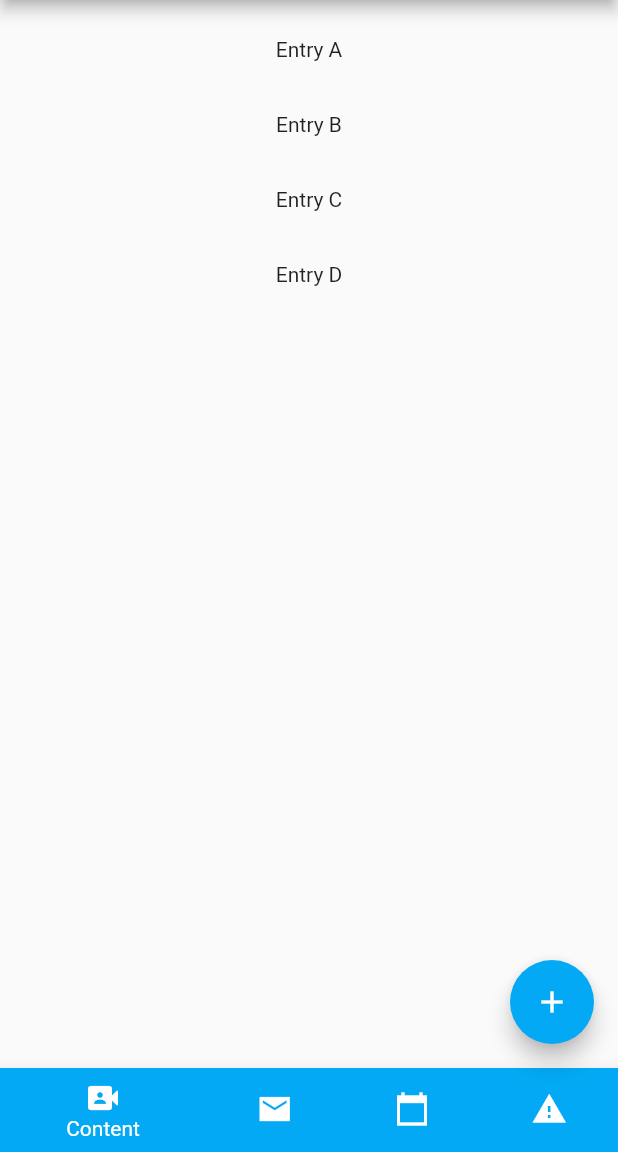
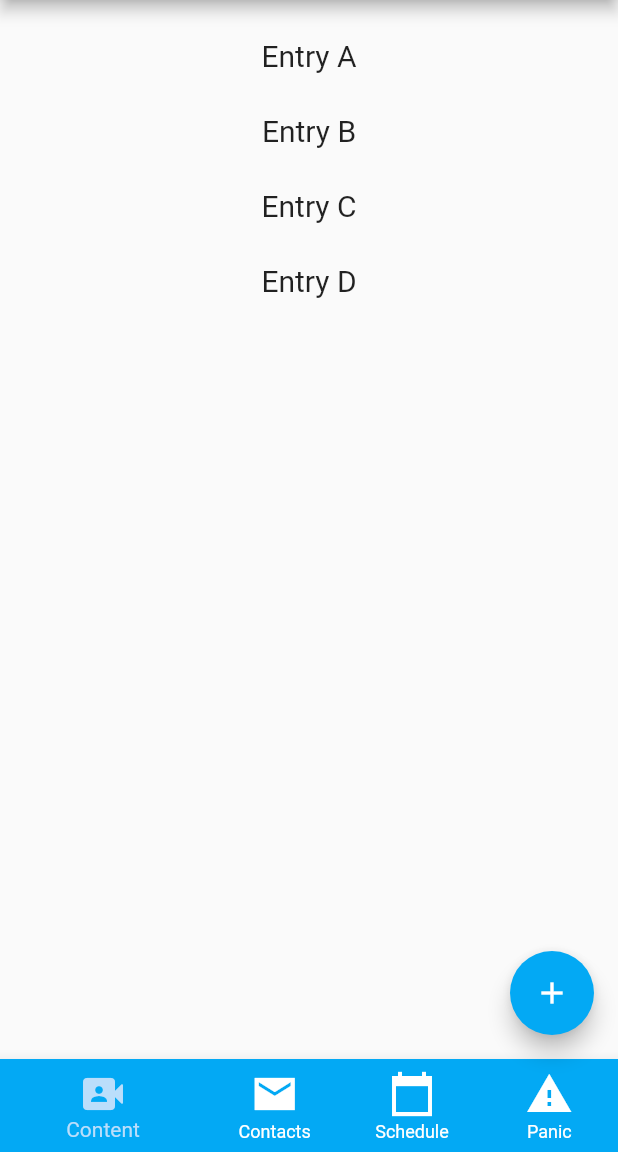
Before and after one commit to elys-app/elys-mobile, a Flutter app: the MainPage screen opened directly, on a phone screen of 412 x 824 dp, the part 84-1236 px from its top. Run offline on Flutter 3.47's test engine with Material 2 defaults, Android fonts, the phone set to English and light mode, and no system bars; missing offline and left inert: amplify_analytics_pinpoint, amplify_auth_cognito, amplify_flutter.

Commit message:
Highlight selected item on Dashboard page, add ListTiles to content page

```diff
--- a/lib/dashboard/content.dart
+++ b/lib/dashboard/content.dart
@@ -35,7 +35,15 @@ class _ContentPageState extends State<ContentPage> {
             itemBuilder: (BuildContext context, int index) {
               return Container(
                 height: 50,
-                    child: Center(child: Text('Entry ${entries[index]}')),
+                child: Center(
+                    child: ListTile(
+                  title: Center(
+                    child: Text(
+                      'Entry ${entries[index]}',
+                      style: TextStyle(fontSize: 20),
+                    ),
+                  ),
+                )),
               );
             }),
       ),
--- a/lib/dashboard/dashboard.dart
+++ b/lib/dashboard/dashboard.dart
@@ -99,9 +99,11 @@ class _MainPageState extends State<MainPage> {
         ),
       ),
       bottomNavigationBar: BottomNavigationBar(
+        iconSize: 32,
+        showSelectedLabels: true,
+        showUnselectedLabels: true,
         currentIndex: _selectedIndex,
-        showSelectedLabels: true,
-        showUnselectedLabels: false,
+        selectedItemColor: Colors.blue[100],
         items: [
           BottomNavigationBarItem(
               icon: Icon(Icons.video_camera_front_rounded),
```
Lines whose indentation alone changed are shown as unchanged.
